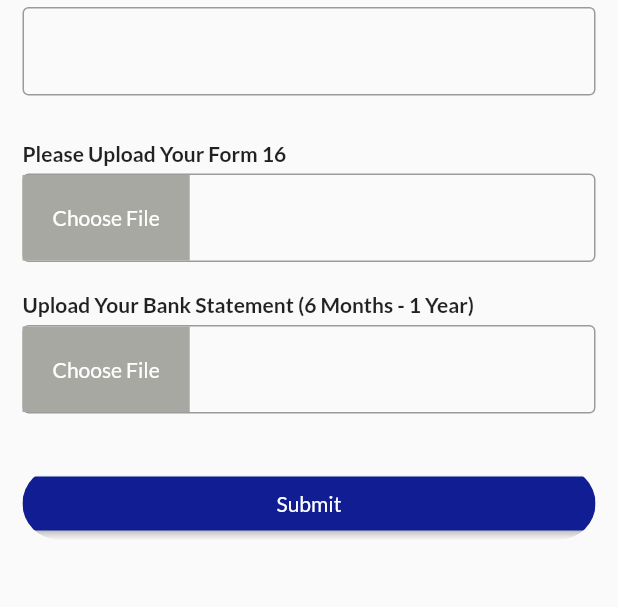
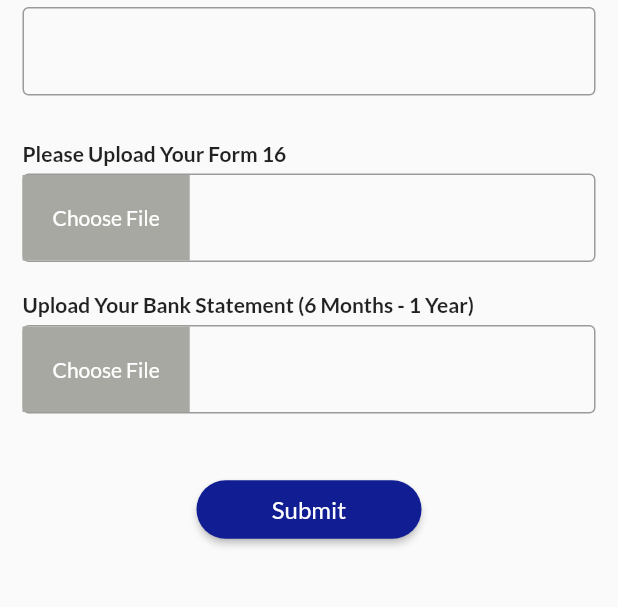
Before and after one commit to Sadiya321/finkin_credential, a Flutter app: the LoanForm screen opened by its route, scrolled down 406 dp, after a tap on "Self Employed", on a phone screen of 412 x 824 dp, the part 119-726 px from its top. Run offline on Flutter 3.47's test engine with Material 2 defaults, Android fonts, the light colour scheme and no system bars; our stand-ins replace carousel_slider, country_picker, curved_navigation_bar, flutter_svg, google_fonts, image_picker and 2 more.

Commit message:
choseimage_sad

```diff
--- a/lib/pages/loan_information/companyworker_form.dart
+++ b/lib/pages/loan_information/companyworker_form.dart
@@ -31,13 +31,12 @@ class _CompanyworkerState extends State<Companyworker> {
                 const LabeledTextField(
                   label: 'Monthly Income',
                 ),
-
                 const SizedBox(height: 20),
                 _buildAadharCardUploadSection(),
                 const SizedBox(height: 10),
                 _buildPANCardUploadSection(),
-                const SizedBox(height: 10),
-                _buildEmployeeTypeSection(),
+                const SizedBox(height: 10,),
+                _buildSubmitButton(), // Added Submit Button
               ],
             ),
           ),
@@ -123,43 +122,30 @@ class _CompanyworkerState extends State<Companyworker> {
     );
   }
 
-  Widget _buildEmployeeTypeSection() {
-    return Column(
-      crossAxisAlignment: CrossAxisAlignment.start,
-      children: [
-        const SizedBox(width: 10),
-        Row(
-          children: [
-            Expanded(
-              child: GestureDetector(
-                // onTap: () {
-                //   Navigator.pop(
-                //     context,
-                //     MaterialPageRoute(builder: (context) => const EmploymentForm()),
-                //   );
-                // },
-                child: _buildEmployeeTypeButton('Submit', AppColor.primary),
-              ),
-            ),
-            const SizedBox(height: 80),
-          ],
+Widget _buildSubmitButton() {
+  return Center(
+    child: Container(
+      width: 150,
+      margin: const EdgeInsets.only(top: 20),
+      child: ElevatedButton(
+        onPressed: () {
+        },
+        style: ElevatedButton.styleFrom(
+          primary: AppColor.primary,
+          padding: const EdgeInsets.symmetric(vertical: 10),
+          shape: RoundedRectangleBorder(
+            borderRadius: BorderRadius.circular(30.0),
+          ),
         ),
-      ],
-    );
-  }
+        child: const Text('Submit', style: TextStyle(fontSize: 16)),
+      ),
+    ),
+  );
+}
 
-  Widget _buildEmployeeTypeButton(String text, Color color) {
-    return ClipRRect(
-      borderRadius: BorderRadius.circular(200),
-      child: ElevatedButton(
-        onPressed: () {},
-        style: ElevatedButton.styleFrom(
-          primary: color,
-        ),
-        child: Text(text),
-      ),
-    );
-  }
+
+
+
 }
 
 class LabeledTextField extends StatelessWidget {
--- a/lib/pages/loan_information/loan_form.dart
+++ b/lib/pages/loan_information/loan_form.dart
@@ -1,15 +1,12 @@
 import 'dart:io';
-
 import 'package:finkin_credential/pages/loan_information/selfemployeed_form.dart';
 import 'package:finkin_credential/res/app_color/app_color.dart';
 import 'package:flutter/material.dart';
 import 'package:image_picker/image_picker.dart';
-
 import 'companyworker_form.dart';
 
 class LoanForm extends StatefulWidget {
   const LoanForm({Key? key}) : super(key: key);
-
   @override
   State<LoanForm> createState() => _LoanFormState();
 }
@@ -101,9 +98,7 @@ class _LoanFormState extends State<LoanForm> {
   }
 
   Widget _buildVerificationButton() {
-    return ClipRRect(
-      borderRadius: BorderRadius.circular(20),
-      child: ElevatedButton(
+  return ElevatedButton(
     onPressed: () {
       // Add verification logic here
       setState(() {
@@ -112,9 +107,11 @@ class _LoanFormState extends State<LoanForm> {
     },
     style: ElevatedButton.styleFrom(
       primary: AppColor.icon,
+      shape: RoundedRectangleBorder(
+        borderRadius: BorderRadius.circular(20),
+      ),
     ),
     child: const Text('Verify'),
-      ),
   );
 }
 
@@ -133,9 +130,7 @@ class _LoanFormState extends State<LoanForm> {
   }
 
 Widget _buildSubmitButton() {
-    return ClipRRect(
-      borderRadius: BorderRadius.circular(20),
-      child: ElevatedButton(
+  return ElevatedButton(
     onPressed: () {
       setState(() {
         isPhoneNumberVerified = true;
@@ -143,9 +138,11 @@ class _LoanFormState extends State<LoanForm> {
     },
     style: ElevatedButton.styleFrom(
       primary: AppColor.primary,
+      shape: RoundedRectangleBorder(
+        borderRadius: BorderRadius.circular(20),
+      ),
     ),
     child: const Text('Submit'),
-      ),
   );
 }
 
@@ -236,7 +233,7 @@ class _LoanFormState extends State<LoanForm> {
   }
 
   Widget _buildChooseFileButton(XFile? pickedFile, VoidCallback onPressed) {
-    return Row(
+    return Column(
       children: [
         GestureDetector(
           onTap: onPressed,
@@ -254,13 +251,68 @@ class _LoanFormState extends State<LoanForm> {
         if (pickedFile != null)
           Container(
             margin: const EdgeInsets.all(10),
-            child: Image.file(
-              File(pickedFile.path),
-              height: 40,
-              width: 216,
+            child: Column(
+              children: [
+                ElevatedButton(
+                  onPressed: () {
+                    _showImageDialog(pickedFile);
+                  },
+                  style: ElevatedButton.styleFrom(
+                    primary: AppColor.primary,
+                    shape: RoundedRectangleBorder(
+                      borderRadius: BorderRadius.circular(20),
+                    ),
+                  ),
+                  child: const Text('View Image'),
+                ),
+                const SizedBox(height: 5),
+                Text(
+                  pickedFile.name,
+                  style: const TextStyle(
+                    color: AppColor.textLight,
                   ),
                 ),
               ],
+            ),
+          ),
+      ],
+    );
+  }
+
+  void _showImageDialog(XFile pickedFile) {
+    showDialog(
+      context: context,
+      builder: (BuildContext context) {
+        return Dialog(
+          child: Container(
+            padding: const EdgeInsets.all(16),
+            child: Column(
+              mainAxisSize: MainAxisSize.min,
+              children: [
+                Image.file(
+                  File(pickedFile.path),
+                  height: 200,
+                  width: 200,
+                  fit: BoxFit.cover,
+                ),
+                const SizedBox(height: 10),
+                ElevatedButton(
+                  onPressed: () {
+                    Navigator.of(context).pop();
+                  },
+                  style: ElevatedButton.styleFrom(
+                    primary: AppColor.primary,
+                    shape: RoundedRectangleBorder(
+                      borderRadius: BorderRadius.circular(20),
+                    ),
+                  ),
+                  child: const Text('Close'),
+                ),
+              ],
+            ),
+          ),
+        );
+      },
     );
   }
 
@@ -279,9 +331,7 @@ class _LoanFormState extends State<LoanForm> {
                 onTap: () {
                   Navigator.push(
                     context,
-
                     MaterialPageRoute(builder: (context) => const SelfWorker()),
-
                   );
                 },
                 child:
@@ -291,12 +341,12 @@ class _LoanFormState extends State<LoanForm> {
             const SizedBox(width: 40),
             Expanded(
               child: GestureDetector(
-                // onTap: () {
-                //   Navigator.push(
-                //     context,
-                //     MaterialPageRoute(builder: (context) => const EmploymentForm()),
-                //   );
-                // },
+                onTap: () {
+                  Navigator.push(
+                    context,
+                    MaterialPageRoute(builder: (context) => const SelfWorker()),
+                  );
+                },
                 child: _buildEmployeeTypeButton(
                     'Company Worker', AppColor.primary),
               ),
@@ -309,9 +359,7 @@ class _LoanFormState extends State<LoanForm> {
   }
 
  Widget _buildEmployeeTypeButton(String text, Color color) {
-    return ClipRRect(
-      borderRadius: BorderRadius.circular(20),
-      child: ElevatedButton(
+  return ElevatedButton(
     onPressed: () {
       Navigator.push(
         context,
@@ -320,11 +368,14 @@ class _LoanFormState extends State<LoanForm> {
     },
     style: ElevatedButton.styleFrom(
       primary: color,
+      shape: RoundedRectangleBorder(
+        borderRadius: BorderRadius.circular(20),
+      ),
     ),
     child: Text(text),
-      ),
   );
 }
+
 }
 
 class LabeledTextField extends StatelessWidget {
--- a/lib/utils/routes.dart
+++ b/lib/utils/routes.dart
@@ -62,7 +62,7 @@ class MyRoutes {
         case '/companyworker':
         return MaterialPageRoute(builder: (context) => const Companyworker());
       default:
-        return MaterialPageRoute(builder: (context) => const Companyworker());
+        return MaterialPageRoute(builder: (context) => const BottomNavBar());
     }
   }
 }
```
Also changed, not shown: lib/pages/loan_information/selfemployeed_form.dart (+1 -25 lines). Lines whose indentation alone changed are shown as unchanged.
